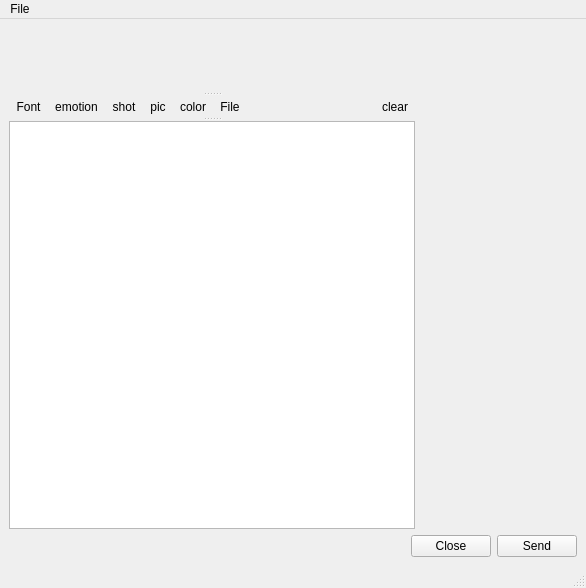
This is ServiceChat/chatwindow.ui in 124327288/ChatClient as Qt 5 draws it before an edit. The edited form follows.
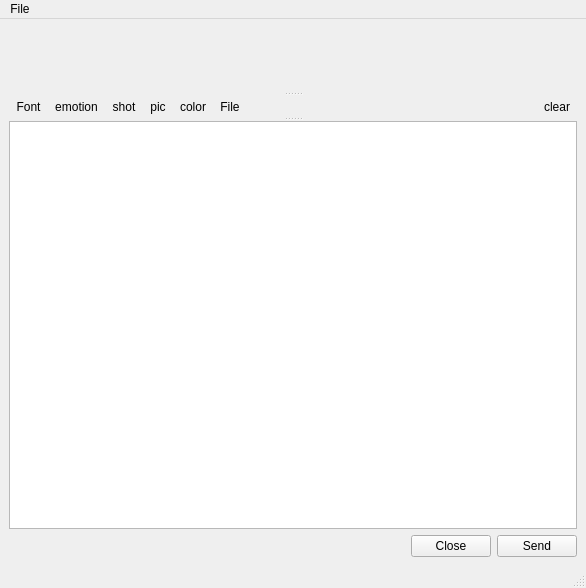
This is the edited form. Icons and pictures are not drawn.

Commit message: 增加显示表情功能

Patch:
```diff
--- a/ServiceChat/chatwindow.ui
+++ b/ServiceChat/chatwindow.ui
@@ -27,7 +27,7 @@
          <number>0</number>
         </property>
         <property name="sizeConstraint">
-         <enum>QLayout::SetFixedSize</enum>
+         <enum>QLayout::SetMinAndMaxSize</enum>
         </property>
         <item>
          <widget class="QToolButton" name="fontToolButton">
```
